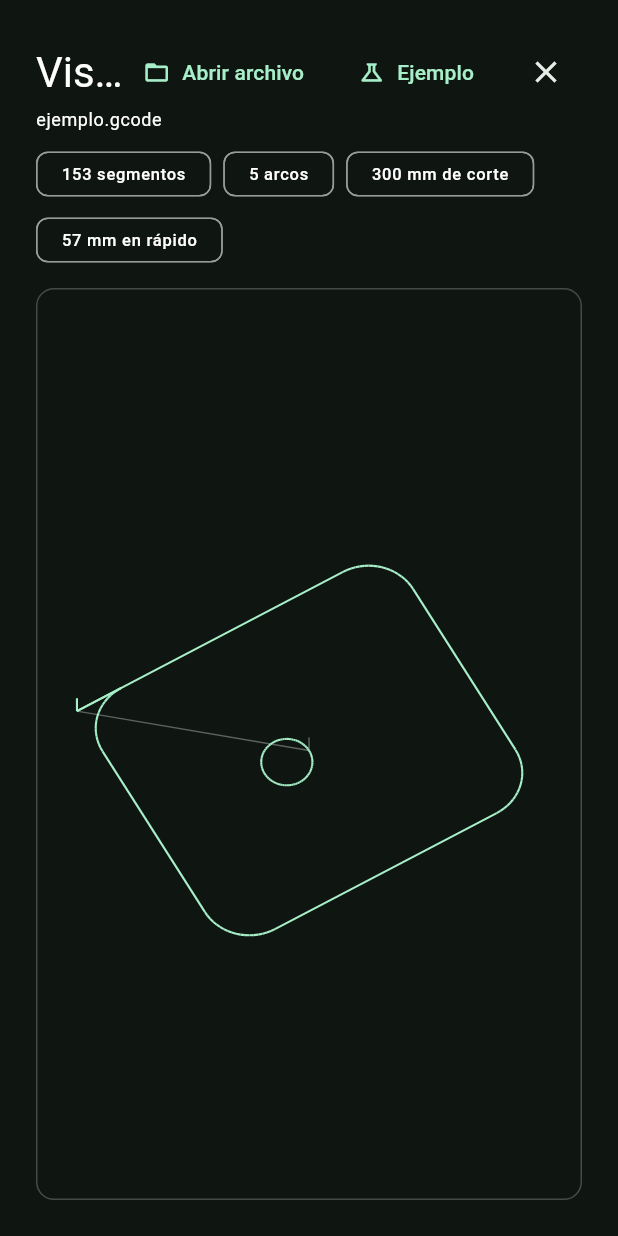
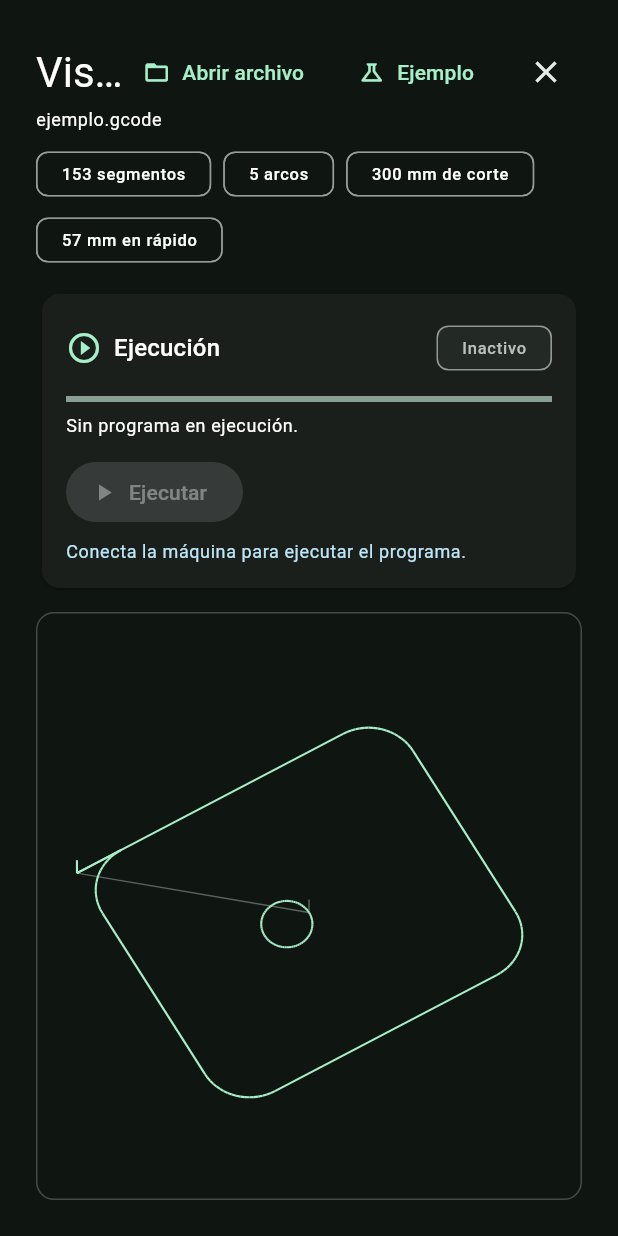
Before and after one commit to PandaMix64/grbl_app, a Flutter app: the ViewerPage widget shown alone on an empty page, opened directly, after a tap on "Abrir archivo", after a tap on "Ejemplo", on a phone screen of 412 x 824 dp. Run offline on Flutter 3.47's test engine with Material 3 defaults, Android fonts, the phone set to English and light mode, and no system bars; our stand-ins replace drift, drift_flutter, flutter_riverpod, material_ui; missing offline and left inert: file_selector, libserialport; accounts and stored records are empty.

Commit message:
feat(viewer): ejecuta el programa con holgura y progreso real [S-08]

```diff
--- a/lib/features/calibration/widgets/confirm_dialog.dart
+++ b/lib/core/widgets/confirm_dialog.dart
@@ -1,6 +1,7 @@
 import 'package:material_ui/material_ui.dart';
 
-/// Diálogo de confirmación para acciones que mueven la máquina o escriben EEPROM.
+/// Diálogo de confirmación para acciones que mueven la máquina, escriben EEPROM
+/// o descartan progreso.
 Future<bool> confirmAction(
   BuildContext context, {
   required String title,
--- a/lib/features/calibration/widgets/origin_panel.dart
+++ b/lib/features/calibration/widgets/origin_panel.dart
@@ -1,10 +1,10 @@
 import 'package:flutter_riverpod/flutter_riverpod.dart';
 import 'package:material_ui/material_ui.dart';
 
+import '../../../core/widgets/confirm_dialog.dart';
 import '../../../domain/entities/axis.dart';
 import '../../connection/connection_controller.dart';
 import '../calibration_controller.dart';
-import 'confirm_dialog.dart';
 
 /// Homing (`$H`) y definición del cero de trabajo (`G10 L20 P1`, nunca `G92`).
 class OriginPanel extends ConsumerStatefulWidget {
--- a/lib/features/calibration/widgets/profiles_panel.dart
+++ b/lib/features/calibration/widgets/profiles_panel.dart
@@ -2,9 +2,9 @@ import 'package:flutter_riverpod/flutter_riverpod.dart';
 import 'package:material_ui/material_ui.dart';
 
 import '../../../domain/entities/machine_profile.dart';
+import '../../../core/widgets/confirm_dialog.dart';
 import '../../connection/connection_controller.dart';
 import '../calibration_controller.dart';
-import 'confirm_dialog.dart';
 import 'profile_dialog.dart';
 
 /// Lista de perfiles de máquina con creación, edición y borrado.
--- a/lib/features/viewer/viewer_controller.dart
+++ b/lib/features/viewer/viewer_controller.dart
@@ -9,12 +9,16 @@ import '../../domain/services/gcode_interpreter.dart';
 class ViewerUiState {
   const ViewerUiState({
     this.program,
+    this.source,
     this.fileName,
     this.isLoading = false,
     this.error,
   });
 
   final GcodeProgram? program;
+
+  /// Texto original del programa (necesario para ejecutar y compensar holgura).
+  final String? source;
   final String? fileName;
   final bool isLoading;
   final String? error;
@@ -23,6 +27,7 @@ class ViewerUiState {
 
   ViewerUiState copyWith({
     GcodeProgram? program,
+    String? source,
     String? fileName,
     bool? isLoading,
     String? error,
@@ -31,6 +36,7 @@ class ViewerUiState {
   }) {
     return ViewerUiState(
       program: clearProgram ? null : (program ?? this.program),
+      source: clearProgram ? null : (source ?? this.source),
       fileName: clearProgram ? null : (fileName ?? this.fileName),
       isLoading: isLoading ?? this.isLoading,
       error: clearError ? null : (error ?? this.error),
@@ -81,7 +87,11 @@ G0 Z5
         );
         return;
       }
-      state = ViewerUiState(program: program, fileName: fileName);
+      state = ViewerUiState(
+        program: program,
+        source: source,
+        fileName: fileName,
+      );
     } on Object catch (error) {
       state = ViewerUiState(isLoading: false, error: 'G-code ilegible: $error');
     }
--- a/lib/features/viewer/viewer_page.dart
+++ b/lib/features/viewer/viewer_page.dart
@@ -7,7 +7,9 @@ import '../../app/providers.dart';
 import '../../domain/entities/gcode_program.dart';
 import '../../domain/entities/machine_profile.dart';
 import '../connection/connection_controller.dart';
+import 'execution_controller.dart';
 import 'viewer_controller.dart';
+import 'widgets/execution_bar.dart';
 import 'widgets/viewer_canvas.dart';
 
 /// Visor de proyectos: carga G-code, lo simula en 3D y sigue la telemetría.
@@ -77,6 +79,8 @@ class ViewerPage extends ConsumerWidget {
             if (state.hasProgram) ...<Widget>[
               const SizedBox(height: 8),
               _ProgramStats(program: state.program!),
+              const SizedBox(height: 12),
+              const ExecutionBar(),
             ],
             const SizedBox(height: 12),
             Expanded(
@@ -86,6 +90,7 @@ class ViewerPage extends ConsumerWidget {
                       connection,
                       profile,
                       theme.colorScheme.outlineVariant,
+                      ref.watch(executionControllerProvider).executedLine,
                     )
                   : _emptyState(theme),
             ),
@@ -100,6 +105,7 @@ class ViewerPage extends ConsumerWidget {
     ConnectionUiState connection,
     MachineProfile? profile,
     Color borderColor,
+    int? executedLine,
   ) {
     final List<double>? workPosition = connection.workPosition;
     return DecoratedBox(
@@ -111,6 +117,7 @@ class ViewerPage extends ConsumerWidget {
         borderRadius: BorderRadius.circular(12),
         child: ViewerCanvas(
           program: program,
+          executedUpToLine: executedLine,
           headPosition: workPosition != null && workPosition.length >= 3
               ? Vector3(workPosition[0], workPosition[1], workPosition[2])
               : null,
--- /dev/null
+++ b/lib/features/viewer/widgets/execution_bar.dart
@@ -0,0 +1,232 @@
+import 'package:flutter_riverpod/flutter_riverpod.dart';
+import 'package:material_ui/material_ui.dart';
+
+import '../../../core/widgets/confirm_dialog.dart';
+import '../../../domain/entities/machine_state.dart';
+import '../../connection/connection_controller.dart';
+import '../execution_controller.dart';
+import '../viewer_controller.dart';
+
+/// Barra de ejecución del programa del visor.
+///
+/// Ejecutar y detener exigen confirmación explícita: mueven la máquina y
+/// activan la herramienta.
+class ExecutionBar extends ConsumerWidget {
+  const ExecutionBar({super.key});
+
+  @override
+  Widget build(BuildContext context, WidgetRef ref) {
+    final ViewerUiState viewer = ref.watch(viewerControllerProvider);
+    final ExecutionUiState execution = ref.watch(executionControllerProvider);
+    final ConnectionUiState connection = ref.watch(
+      connectionControllerProvider,
+    );
+    final ExecutionController controller = ref.read(
+      executionControllerProvider.notifier,
+    );
+    final ThemeData theme = Theme.of(context);
+
+    final bool connected = connection.isConnected;
+    final bool idle = connection.machineState == MachineState.idle;
+    final bool canStart =
+        viewer.source != null &&
+        viewer.program != null &&
+        connected &&
+        idle &&
+        !execution.isActive;
+
+    return Card(
+      child: Padding(
+        padding: const EdgeInsets.all(16),
+        child: Column(
+          crossAxisAlignment: CrossAxisAlignment.start,
+          children: <Widget>[
+            Row(
+              children: <Widget>[
+                Icon(
+                  Icons.play_circle_outline,
+                  color: theme.colorScheme.primary,
+                ),
+                const SizedBox(width: 8),
+                Expanded(
+                  child: Text(
+                    'Ejecución',
+                    style: theme.textTheme.titleMedium,
+                    overflow: TextOverflow.ellipsis,
+                  ),
+                ),
+                _StatusChip(status: execution.status),
+              ],
+            ),
+            const SizedBox(height: 12),
+            LinearProgressIndicator(value: execution.progress),
+            const SizedBox(height: 8),
+            Text(
+              execution.totalLines == 0
+                  ? 'Sin programa en ejecución.'
+                  : 'Línea ${(execution.executedLine ?? -1) + 1} de '
+                        '${execution.totalLines} · ${execution.sentLines} '
+                        'bloques · ${execution.compensations} compensaciones',
+              style: theme.textTheme.bodySmall,
+            ),
+            if (execution.message != null)
+              Padding(
+                padding: const EdgeInsets.only(top: 4),
+                child: Text(
+                  execution.message!,
+                  style: theme.textTheme.bodySmall?.copyWith(
+                    color: theme.colorScheme.primary,
+                  ),
+                ),
+              ),
+            if (execution.error != null)
+              Padding(
+                padding: const EdgeInsets.only(top: 4),
+                child: Text(
+                  execution.error!,
+                  style: theme.textTheme.bodySmall?.copyWith(
+                    color: theme.colorScheme.error,
+                  ),
+                ),
+              ),
+            const SizedBox(height: 12),
+            Wrap(
+              spacing: 8,
+              runSpacing: 8,
+              children: <Widget>[
+                FilledButton.icon(
+                  onPressed: canStart
+                      ? () => _start(context, ref, viewer)
+                      : null,
+                  icon: const Icon(Icons.play_arrow),
+                  label: const Text('Ejecutar'),
+                ),
+                if (execution.status == ExecutionStatus.running)
+                  OutlinedButton.icon(
+                    onPressed: controller.pause,
+                    icon: const Icon(Icons.pause),
+                    label: const Text('Pausa'),
+                  ),
+                if (execution.status == ExecutionStatus.paused)
+                  FilledButton.tonalIcon(
+                    onPressed: controller.resume,
+                    icon: const Icon(Icons.play_arrow),
+                    label: const Text('Reanudar'),
+                  ),
+                if (execution.isActive)
+                  OutlinedButton.icon(
+                    onPressed: () => _stop(context, controller),
+                    style: OutlinedButton.styleFrom(
+                      foregroundColor: theme.colorScheme.error,
+                    ),
+                    icon: const Icon(Icons.stop),
+                    label: const Text('Detener'),
+                  ),
+              ],
+            ),
+            if (!connected)
+              Padding(
+                padding: const EdgeInsets.only(top: 8),
+                child: Text(
+                  'Conecta la máquina para ejecutar el programa.',
+                  style: theme.textTheme.bodySmall?.copyWith(
+                    color: theme.colorScheme.tertiary,
+                  ),
+                ),
+              )
+            else if (!idle && !execution.isActive)
+              Padding(
+                padding: const EdgeInsets.only(top: 8),
+                child: Text(
+                  'La máquina está en ${connection.machineState.label}: '
+                  'espera a Idle.',
+                  style: theme.textTheme.bodySmall?.copyWith(
+                    color: theme.colorScheme.tertiary,
+                  ),
+                ),
+              ),
+          ],
+        ),
+      ),
+    );
+  }
+
+  Future<void> _start(
+    BuildContext context,
+    WidgetRef ref,
+    ViewerUiState viewer,
+  ) async {
+    final bool ok = await confirmAction(
+      context,
+      title: 'Ejecutar programa',
+      message:
+          'La máquina se moverá y la herramienta se activará según el perfil. '
+          'Comprueba el origen, la sujeción de la pieza y que la herramienta '
+          'está libre de obstáculos.',
+      confirmLabel: 'Ejecutar',
+    );
+    if (!ok) {
+      return;
+    }
+    await ref
+        .read(executionControllerProvider.notifier)
+        .start(
+          program: viewer.program!,
+          source: viewer.source!,
+          fileName: viewer.fileName,
+        );
+  }
+
+  Future<void> _stop(
+    BuildContext context,
+    ExecutionController controller,
+  ) async {
+    final bool ok = await confirmAction(
+      context,
+      title: 'Detener el trabajo',
+      message:
+          'Se guardará el progreso antes de resetear el controlador. '
+          'Consecuencias: se pierde la posición de máquina, el trabajo queda '
+          'interrumpido y necesitarás re-homing o redefinir el origen para '
+          'volver a ejecutar.',
+      confirmLabel: 'Detener',
+    );
+    if (!ok) {
+      return;
+    }
+    await controller.stop();
+  }
+}
+
+class _StatusChip extends StatelessWidget {
+  const _StatusChip({required this.status});
+
+  final ExecutionStatus status;
+
+  @override
+  Widget build(BuildContext context) {
+    final ThemeData theme = Theme.of(context);
+    final Color color = switch (status) {
+      ExecutionStatus.running => theme.colorScheme.primary,
+      ExecutionStatus.paused => theme.colorScheme.tertiary,
+      ExecutionStatus.completed => theme.colorScheme.secondary,
+      ExecutionStatus.error => theme.colorScheme.error,
+      _ => theme.colorScheme.outline,
+    };
+    final String label = switch (status) {
+      ExecutionStatus.idle => 'Inactivo',
+      ExecutionStatus.running => 'Ejecutando',
+      ExecutionStatus.paused => 'Pausado',
+      ExecutionStatus.stopped => 'Detenido',
+      ExecutionStatus.completed => 'Completado',
+      ExecutionStatus.error => 'Error',
+    };
+    return Chip(
+      label: Text(label),
+      labelStyle: theme.textTheme.labelSmall?.copyWith(color: color),
+      backgroundColor: color.withValues(alpha: 0.12),
+      side: BorderSide(color: color.withValues(alpha: 0.5)),
+      visualDensity: VisualDensity.compact,
+    );
+  }
+}
```
Also changed, not shown: lib/domain/services/backlash_compensator.dart (+27 -7 lines), lib/features/viewer/execution_controller.dart (added, +399 -0 lines).
